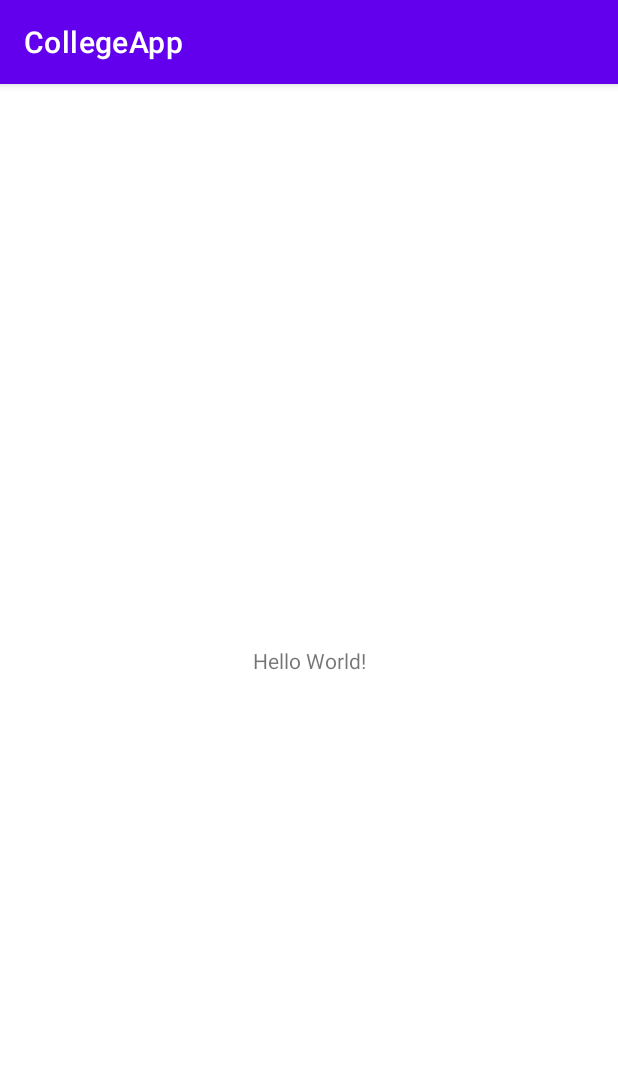
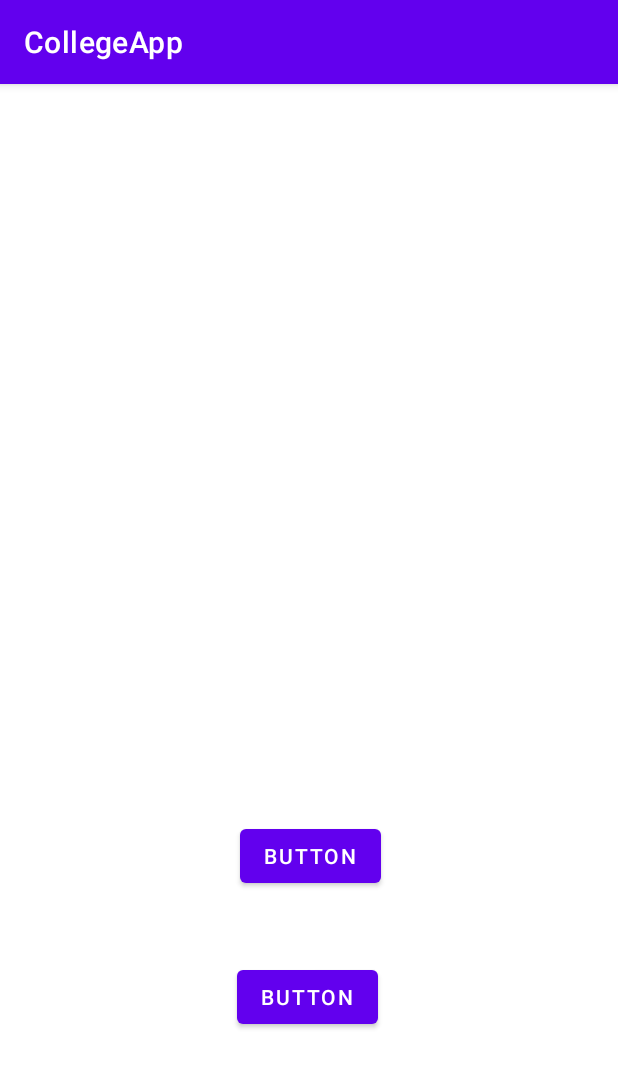
Before and after one commit to Koushik0901/CollegeApp, an Android app: the screen it shows after launch (MainActivity), on a phone screen of 412 x 824 dp. Shown: the top 1068 px of the screen. Run offline under Robolectric (Android 15) with nearby library versions, the phone set to English and light mode, and no system bars.

Commit message:
added button

```diff
--- a/app/src/main/res/layout/activity_main.xml
+++ b/app/src/main/res/layout/activity_main.xml
@@ -6,13 +6,34 @@
     android:layout_height="match_parent"
     tools:context=".MainActivity">
 
-    <TextView
+    <Button
+        android:id="@+id/button"
         android:layout_width="wrap_content"
         android:layout_height="wrap_content"
-        android:text="Hello World!"
+        android:layout_marginStart="158dp"
+        android:layout_marginTop="549dp"
+        android:layout_marginEnd="159dp"
+        android:layout_marginBottom="135dp"
+        android:text="Button"
         app:layout_constraintBottom_toBottomOf="parent"
-        app:layout_constraintLeft_toLeftOf="parent"
-        app:layout_constraintRight_toRightOf="parent"
+        app:layout_constraintEnd_toEndOf="parent"
+        app:layout_constraintHorizontal_bias="0.0"
+        app:layout_constraintStart_toStartOf="parent"
+        app:layout_constraintTop_toTopOf="parent"
+        app:layout_constraintVertical_bias="1.0" />
+
+    <Button
+        android:id="@+id/button2"
+        android:layout_width="wrap_content"
+        android:layout_height="wrap_content"
+        android:layout_marginStart="159dp"
+        android:layout_marginTop="472dp"
+        android:layout_marginEnd="158dp"
+        android:layout_marginBottom="28dp"
+        android:text="Button"
+        app:layout_constraintBottom_toTopOf="@+id/button"
+        app:layout_constraintEnd_toEndOf="parent"
+        app:layout_constraintStart_toStartOf="parent"
         app:layout_constraintTop_toTopOf="parent" />
 
 </androidx.constraintlayout.widget.ConstraintLayout>
```
